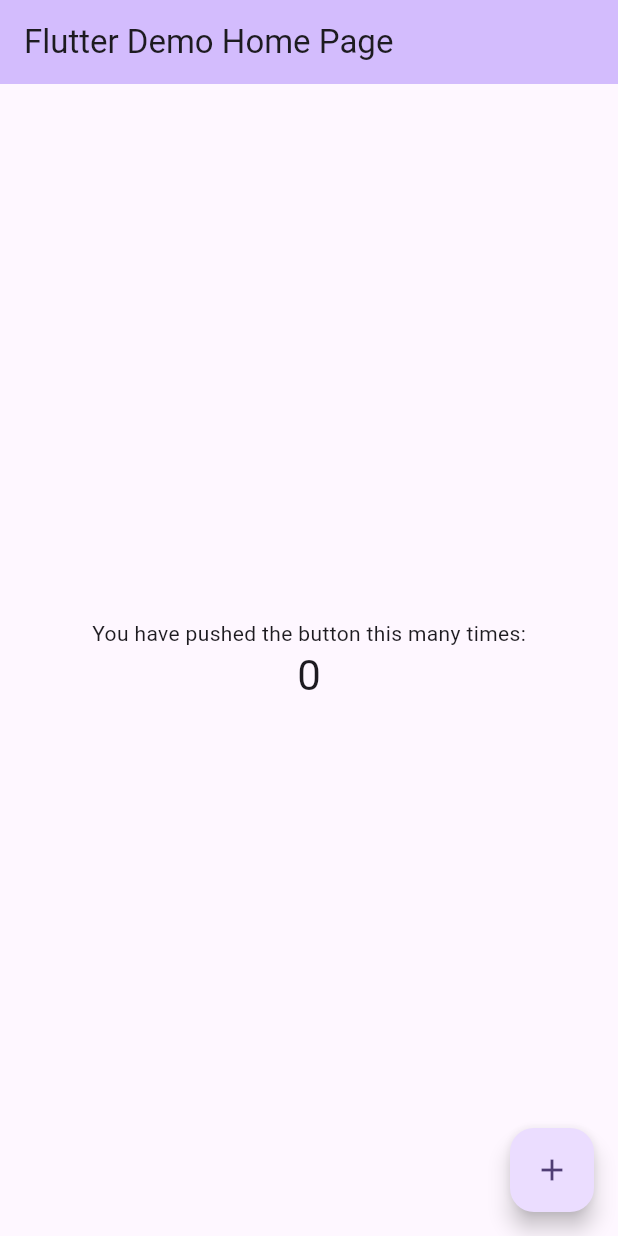
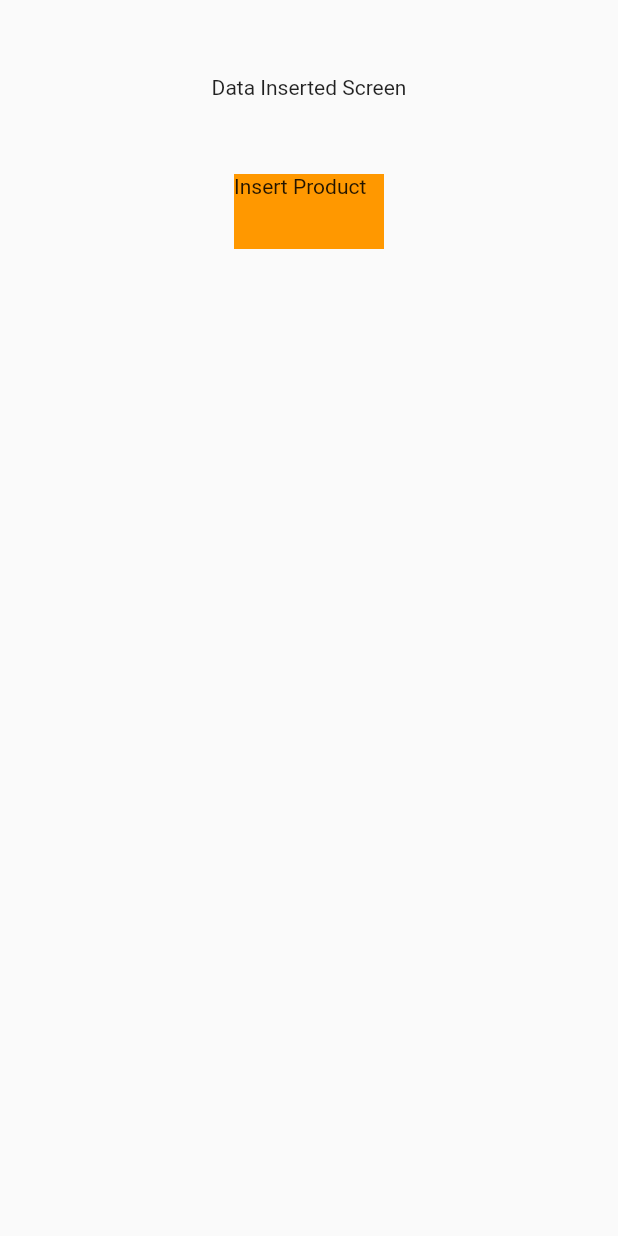
Before and after one commit to asalbhojani/laptop, a Flutter app: the screen it shows after launch, on a phone screen of 412 x 824 dp. Run offline on Flutter 3.47's test engine with Material 2 defaults, Android fonts, the phone set to English and light mode, and no system bars; our stand-ins replace cloud_firestore, firebase_core, firebase_storage, google_fonts, image_picker; accounts and stored records are empty.

Commit message:
Initial commit

```diff
--- /dev/null
+++ b/lib/inserted.dart
@@ -0,0 +1,41 @@
+import 'package:flutter/material.dart';
+import 'package:laptop/Insert.dart';
+
+class Inserted extends StatefulWidget {
+  const Inserted({super.key});
+
+  @override
+  State<Inserted> createState() => _InsertedState();
+}
+
+class _InsertedState extends State<Inserted> {
+  @override
+  Widget build(BuildContext context) {
+    return Scaffold(
+      body: SafeArea(
+        child: SingleChildScrollView(
+          child: Column(
+            children: [
+              SizedBox(height: 50,),
+              Center(
+                child: Text("Data Inserted Screen"),
+              ),
+              SizedBox(height: 50,),
+              GestureDetector(
+                onTap: (){
+                  Navigator.push(context, MaterialPageRoute(builder: (context) => Insert(),));
+                },
+                child: Container(
+                  width: 100,
+                    height: 50,
+                    color: Colors.orange,
+                    child: Text("Insert Product")
+                ),
+              )
+            ],
+          ),
+        ),
+      )
+    );
+  }
+}
--- a/lib/main.dart
+++ b/lib/main.dart
@@ -1,6 +1,7 @@
 import 'package:firebase_core/firebase_core.dart';
 import 'package:flutter/material.dart';
-
+import 'package:laptop/Insert.dart';
+import 'package:laptop/inserted.dart';
 import 'firebase_options.dart';
 
 void main() async{
@@ -19,114 +20,8 @@ class MyApp extends StatelessWidget {
   Widget build(BuildContext context) {
     return MaterialApp(
       title: 'Flutter Demo',
-      theme: ThemeData(
-        // This is the theme of your application.
-        //
-        // TRY THIS: Try running your application with "flutter run". You'll see
-        // the application has a blue toolbar. Then, without quitting the app,
-        // try changing the seedColor in the colorScheme below to Colors.green
-        // and then invoke "hot reload" (save your changes or press the "hot
-        // reload" button in a Flutter-supported IDE, or press "r" if you used
-        // the command line to start the app).
-        //
-        // Notice that the counter didn't reset back to zero; the application
-        // state is not lost during the reload. To reset the state, use hot
-        // restart instead.
-        //
-        // This works for code too, not just values: Most code changes can be
-        // tested with just a hot reload.
-        colorScheme: ColorScheme.fromSeed(seedColor: Colors.deepPurple),
-        useMaterial3: true,
-      ),
-      home: const MyHomePage(title: 'Flutter Demo Home Page'),
+      debugShowCheckedModeBanner: false,
+      home: Inserted(),
     );
   }
 }
-
-class MyHomePage extends StatefulWidget {
-  const MyHomePage({super.key, required this.title});
-
-  // This widget is the home page of your application. It is stateful, meaning
-  // that it has a State object (defined below) that contains fields that affect
-  // how it looks.
-
-  // This class is the configuration for the state. It holds the values (in this
-  // case the title) provided by the parent (in this case the App widget) and
-  // used by the build method of the State. Fields in a Widget subclass are
-  // always marked "final".
-
-  final String title;
-
-  @override
-  State<MyHomePage> createState() => _MyHomePageState();
-}
-
-class _MyHomePageState extends State<MyHomePage> {
-  int _counter = 0;
-
-  void _incrementCounter() {
-    setState(() {
-      // This call to setState tells the Flutter framework that something has
-      // changed in this State, which causes it to rerun the build method below
-      // so that the display can reflect the updated values. If we changed
-      // _counter without calling setState(), then the build method would not be
-      // called again, and so nothing would appear to happen.
-      _counter++;
-    });
-  }
-
-  @override
-  Widget build(BuildContext context) {
-    // This method is rerun every time setState is called, for instance as done
-    // by the _incrementCounter method above.
-    //
-    // The Flutter framework has been optimized to make rerunning build methods
-    // fast, so that you can just rebuild anything that needs updating rather
-    // than having to individually change instances of widgets.
-    return Scaffold(
-      appBar: AppBar(
-        // TRY THIS: Try changing the color here to a specific color (to
-        // Colors.amber, perhaps?) and trigger a hot reload to see the AppBar
-        // change color while the other colors stay the same.
-        backgroundColor: Theme.of(context).colorScheme.inversePrimary,
-        // Here we take the value from the MyHomePage object that was created by
-        // the App.build method, and use it to set our appbar title.
-        title: Text(widget.title),
-      ),
-      body: Center(
-        // Center is a layout widget. It takes a single child and positions it
-        // in the middle of the parent.
-        child: Column(
-          // Column is also a layout widget. It takes a list of children and
-          // arranges them vertically. By default, it sizes itself to fit its
-          // children horizontally, and tries to be as tall as its parent.
-          //
-          // Column has various properties to control how it sizes itself and
-          // how it positions its children. Here we use mainAxisAlignment to
-          // center the children vertically; the main axis here is the vertical
-          // axis because Columns are vertical (the cross axis would be
-          // horizontal).
-          //
-          // TRY THIS: Invoke "debug painting" (choose the "Toggle Debug Paint"
-          // action in the IDE, or press "p" in the console), to see the
-          // wireframe for each widget.
-          mainAxisAlignment: MainAxisAlignment.center,
-          children: <Widget>[
-            const Text(
-              'You have pushed the button this many times:',
-            ),
-            Text(
-              '$_counter',
-              style: Theme.of(context).textTheme.headlineMedium,
-            ),
-          ],
-        ),
-      ),
-      floatingActionButton: FloatingActionButton(
-        onPressed: _incrementCounter,
-        tooltip: 'Increment',
-        child: const Icon(Icons.add),
-      ), // This trailing comma makes auto-formatting nicer for build methods.
-    );
-  }
-}
```
Also changed, not shown: lib/Insert.dart (added, +480 -0 lines), 1 other file.
